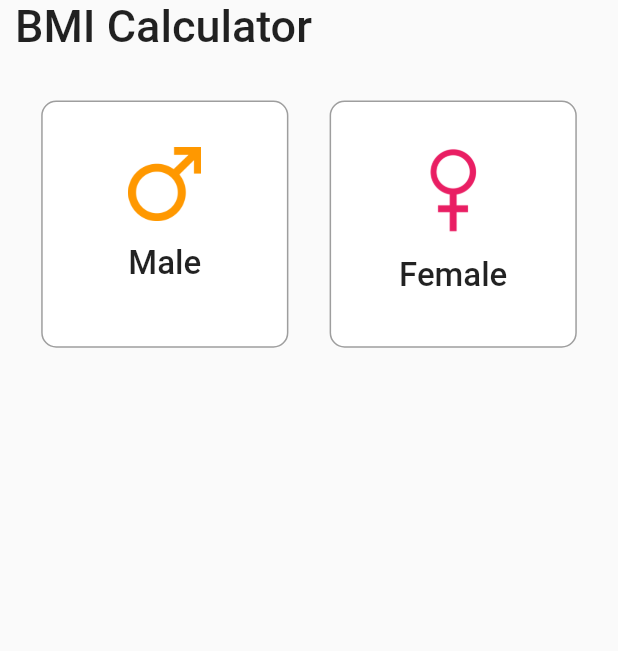
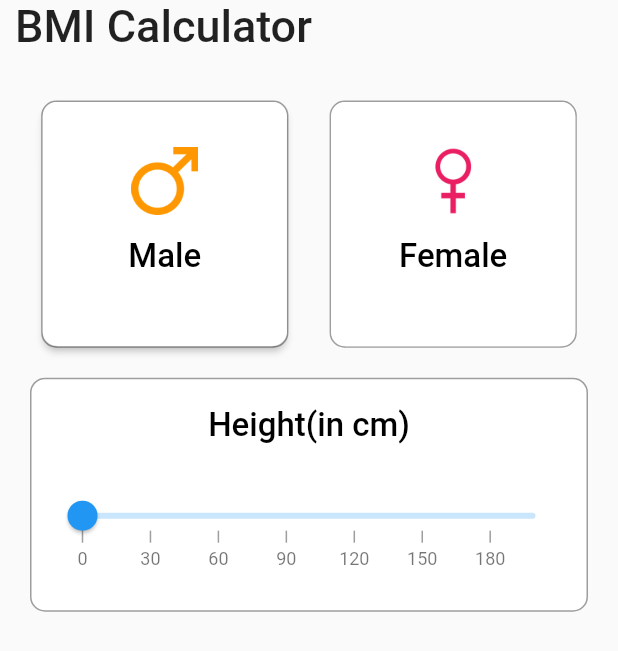
Before and after one commit to emilio-kariuki/bmi_calculator, a Flutter app: the screen it shows after launch, on a phone screen of 412 x 824 dp. Shown: the top 651 px of the screen. Run offline on Flutter 3.47's test engine with Material 2 defaults, Android fonts, the phone set to English and light mode, and no system bars; drawn by our look-alikes of syncfusion_flutter_sliders; our stand-ins replace get.

Commit message:
made changes to files

```diff
--- a/lib/controller/bmiController.dart
+++ b/lib/controller/bmiController.dart
@@ -5,6 +5,7 @@ import '../model/genderModel.dart';
 
 class BmiController extends GetxController {
   var selectedColor = Colors.grey.obs();
+  var values = 0.0.obs();
   List<GenderModel> gender = [
     GenderModel("Male", "assets/male.png"),
     GenderModel("Female", "assets/female.png")
--- a/lib/view/Home.dart
+++ b/lib/view/Home.dart
@@ -1,5 +1,8 @@
+import 'dart:io';
+
 import 'package:bmi_calculator/controller/bmiController.dart';
 import 'package:flutter/material.dart';
+import 'package:syncfusion_flutter_sliders/sliders.dart';
 
 class Home extends StatefulWidget {
   const Home({Key? key}) : super(key: key);
@@ -12,6 +15,7 @@ class _HomeState extends State<Home> {
   final _controller = BmiController();
   @override
   Widget build(BuildContext context) {
+    final size = MediaQuery.of(context).size;
     return Scaffold(
       body: SafeArea(
         child: Column(
@@ -28,11 +32,7 @@ class _HomeState extends State<Home> {
               Row(
                 mainAxisAlignment: MainAxisAlignment.spaceEvenly,
                 children: [
-                  GestureDetector(
-                    onTap: () {
-                      _controller.selectedColor = Colors.purple;
-                    },
-                    child: Container(
+                  Container(
                     height: MediaQuery.of(context).size.height * 0.2,
                     width: MediaQuery.of(context).size.width * 0.4,
                     decoration: BoxDecoration(
@@ -43,12 +43,24 @@ class _HomeState extends State<Home> {
                         width: 1,
                       ),
                     ),
+                    child: ElevatedButton(
+                      style: ButtonStyle(
+                        backgroundColor:
+                            MaterialStateProperty.all(Colors.white),
+                        // MaterialStateProperty<Color?>?
+                        shape:
+                            MaterialStateProperty.all<RoundedRectangleBorder>(
+                          RoundedRectangleBorder(
+                            borderRadius: BorderRadius.circular(10.0),
+                          ),
+                        ),
+                      ),
                       child: Column(
                         children: [
                           const SizedBox(height: 30),
                           Image.asset(
                             _controller.gender[0].image!,
-                            height: MediaQuery.of(context).size.height * 0.06,
+                            height: MediaQuery.of(context).size.height * 0.055,
                             color: Colors.orange,
                           ),
                           const SizedBox(height: 15),
@@ -56,17 +68,16 @@ class _HomeState extends State<Home> {
                             _controller.gender[0].gender!,
                             textAlign: TextAlign.center,
                             style: const TextStyle(
-                                fontSize: 22, fontWeight: FontWeight.w500),
+                                color: Colors.black,
+                                fontSize: 22,
+                                fontWeight: FontWeight.w500),
                           )
                         ],
                       ),
+                      onPressed: () => exit(0),
                     ),
                   ),
-                  GestureDetector(
-                    onTap: () {
-                      _controller.selectedColor = Colors.purple;
-                    },
-                    child: Container(
+                  Container(
                     height: MediaQuery.of(context).size.height * 0.2,
                     width: MediaQuery.of(context).size.width * 0.4,
                     decoration: BoxDecoration(
@@ -77,12 +88,32 @@ class _HomeState extends State<Home> {
                         width: 1,
                       ),
                     ),
+                    child: ElevatedButton(
+                      onHover: (value) {
+                        if (value) {
+                          _controller.selectedColor = Colors.amber;
+                        } else {
+                          _controller.selectedColor = Colors.grey;
+                        }
+                      },
+                      style: ButtonStyle(
+                        elevation: MaterialStateProperty.all(0),
+                        backgroundColor:
+                            MaterialStateProperty.all(Colors.white),
+                        // MaterialStateProperty<Color?>?
+                        shape:
+                            MaterialStateProperty.all<RoundedRectangleBorder>(
+                          RoundedRectangleBorder(
+                            borderRadius: BorderRadius.circular(10.0),
+                          ),
+                        ),
+                      ),
                       child: Column(
                         children: [
                           const SizedBox(height: 30),
                           Image.asset(
                             _controller.gender[1].image!,
-                            height: MediaQuery.of(context).size.height * 0.07,
+                            height: MediaQuery.of(context).size.height * 0.055,
                             color: Colors.pink,
                           ),
                           const SizedBox(height: 15),
@@ -90,14 +121,61 @@ class _HomeState extends State<Home> {
                             _controller.gender[1].gender!,
                             textAlign: TextAlign.center,
                             style: const TextStyle(
-                                fontSize: 22, fontWeight: FontWeight.w500),
+                                color: Colors.black,
+                                fontSize: 22,
+                                fontWeight: FontWeight.w500),
                           )
                         ],
                       ),
+                      onPressed: () => exit(0),
                     ),
                   ),
                 ],
-              )
+              ),
+              Container(
+                margin:
+                    const EdgeInsets.symmetric(horizontal: 20, vertical: 20),
+                padding: const EdgeInsets.all(10),
+                decoration: BoxDecoration(
+                  borderRadius: BorderRadius.circular(10),
+                  color: Colors.white,
+                  border: Border.all(
+                    color: Colors.grey,
+                    width: 1,
+                  ),
+                ),
+                child: Column(
+                  children: [
+                    const Padding(
+                      padding: EdgeInsets.all(8.0),
+                      child: Text('Height(in cm)',
+                          style: TextStyle(
+                              color: Colors.black,
+                              fontSize: 22,
+                              fontWeight: FontWeight.w500)),
+                    ),
+                    Padding(
+                      padding: const EdgeInsets.symmetric(vertical: 15),
+                      child: SfSlider(
+                          showTicks: true,
+                          shouldAlwaysShowTooltip: true,
+                          showLabels: true,
+                          enableTooltip: true,
+                          minorTicksPerInterval: 1,
+                          tooltipShape: const SfPaddleTooltipShape(),
+                          min: 0,
+                          max: 200,
+                          interval: 30,
+                          value: _controller.values,
+                          onChanged: (dynamic value) {
+                            setState(() {
+                              _controller.values = value;
+                            });
+                          }),
+                    ),
+                  ],
+                ),
+              ),
             ]),
       ),
     );
--- a/pubspec.yaml
+++ b/pubspec.yaml
@@ -35,6 +35,7 @@ dependencies:
   # Use with the CupertinoIcons class for iOS style icons.
   cupertino_icons: ^1.0.2
   get: ^4.6.5
+  syncfusion_flutter_sliders: ^20.1.59
 
 dev_dependencies:
   flutter_test:
```
Also changed, not shown: pubspec.lock. Lines whose indentation alone changed are shown as unchanged.
